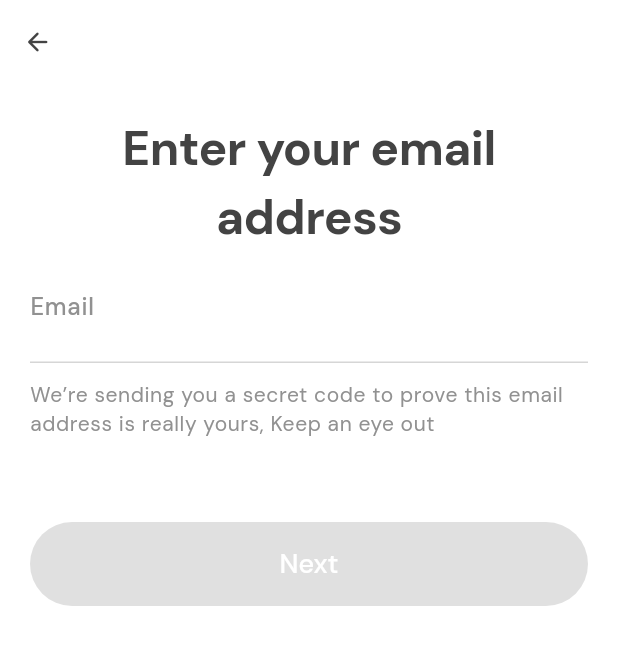
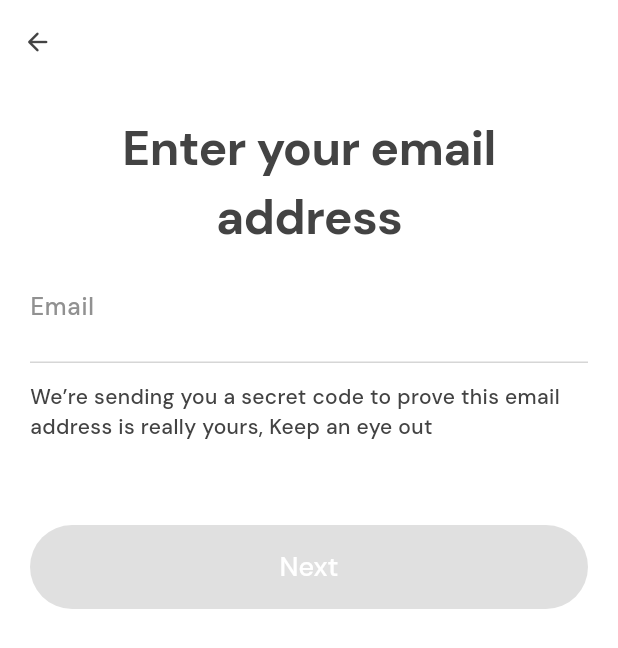
Before and after one commit to Holumeeday/kosmos, a Flutter app: the AuthProviderView screen opened directly, after a tap on "Sign up with Email", on a phone screen of 412 x 824 dp. Shown: the top 648 px of the screen. Run offline on Flutter 3.47's test engine with Material 3 defaults, Android fonts, the phone set to English and light mode, and no system bars; our stand-ins replace device_preview, flutter_svg, get_it, go_router, logger, pinput and 2 more; generated files the repository leaves out were written again; statements that could not run were skipped; project files that could hold a hidden picture were left out.

Commit message:
refactor: Migrated all page from using material text styles to app design system custom text style

```diff
--- a/lib/common_widgets/resend_otp_count_down.dart
+++ b/lib/common_widgets/resend_otp_count_down.dart
@@ -42,7 +42,7 @@ class ResendCountdown extends StatelessWidget {
           fText ?? context.loc.ifYouDidNotReceiveCodeRetry,
           style: context.appTextTheme.caption,
         ),
-        const HSpace(3),
+        const HSpace(8),
         !fCantResendOtp
             ? GestureDetector(
                 onTap: () {
--- a/lib/ui/auth_provider/auth_provider_view.dart
+++ b/lib/ui/auth_provider/auth_provider_view.dart
@@ -89,7 +89,7 @@ class _AppLogoWithText extends StatelessWidget {
         Text(
           context.loc.exploreFunActivitiesNearbyAfar,
           textAlign: TextAlign.center,
-          style: context.textTheme.bodyLarge?.copyWith(
+          style: context.appTextTheme.body?.copyWith(
             color: Colors.white,
           ),
         ),
@@ -176,8 +176,7 @@ class _AuthButton extends StatelessWidget {
             child: Text(
               fAuthText,
               overflow: TextOverflow.ellipsis,
-              style: context.textTheme.headlineLarge?.copyWith(
-                fontWeight: FontWeight.w400,
+              style: context.appTextTheme.buttonLarge?.copyWith(
                 color: Colors.black,
               ),
             ),
@@ -227,7 +226,7 @@ class _GradientContainerWithText extends StatelessWidget {
           text: fIsSignUp
               ? context.loc.alreadyHaveAnAccount
               : context.loc.dontHaveAnAccount,
-          style: context.textTheme.headlineLarge?.copyWith(
+          style: context.appTextTheme.buttonLarge?.copyWith(
             color: Colors.white,
           ),
           children: [
@@ -237,7 +236,7 @@ class _GradientContainerWithText extends StatelessWidget {
                 ..onTap = () {
                   context.push(AuthProviderView(fIsSignUp: !fIsSignUp));
                 },
-              style: context.textTheme.headlineLarge?.copyWith(
+              style: context.appTextTheme.buttonLarge?.copyWith(
                 color: Colors.white,
                 fontWeight: FontWeight.bold,
                 decoration: TextDecoration.underline,
@@ -260,14 +259,13 @@ class _TermsAndConditions extends StatelessWidget {
       textAlign: TextAlign.center,
       text: TextSpan(
         text: context.loc.iUnderstandTandC,
-        style: context.textTheme.bodyLarge?.copyWith(
+        style: context.appTextTheme.body?.copyWith(
           color: Colors.white,
         ),
         children: [
           TextSpan(
             text: context.loc.termsAndConditions.toLowerCase(),
-            style: context.textTheme.bodyLarge?.copyWith(
-              fontWeight: FontWeight.w600,
+            style: context.appTextTheme.body?.copyWith(
               color: Colors.white,
               decoration: TextDecoration.underline,
               decorationColor: Colors.white,
@@ -283,8 +281,7 @@ class _TermsAndConditions extends StatelessWidget {
           ),
           TextSpan(
             text: context.loc.privacyPolicy.toLowerCase(),
-            style: context.textTheme.bodyLarge?.copyWith(
-              fontWeight: FontWeight.w600,
+            style: context.appTextTheme.body?.copyWith(
               decoration: TextDecoration.underline,
               decorationColor: Colors.white,
               color: Colors.white,
--- a/lib/ui/onboarding/onboard_view_mobile.dart
+++ b/lib/ui/onboarding/onboard_view_mobile.dart
@@ -51,9 +51,7 @@ class OnboardMobileView extends StatelessWidget {
                 fChild: Text(
                   context.loc.setOnboardTitle(fPageModel.title),
                   textAlign: TextAlign.center,
-                  style: context.textTheme.displayLarge?.copyWith(
-                    color: context.colors.secondary,
-                  ),
+                  style: context.appTextTheme.header1,
                 ),
               ),
               const VSpace(8),
@@ -63,7 +61,7 @@ class OnboardMobileView extends StatelessWidget {
                 fChild: Text(
                   context.loc.setOnboardDetails(fPageModel.title),
                   textAlign: TextAlign.center,
-                  style: context.textTheme.headlineMedium,
+                  style: context.appTextTheme.body,
                 ),
               ),
             ],
--- a/lib/ui/onboarding/onboard_view_tablet.dart
+++ b/lib/ui/onboarding/onboard_view_tablet.dart
@@ -53,9 +53,7 @@ class OnboardTabletView extends StatelessWidget {
                   fChild: Text(
                     context.loc.setOnboardTitle(fPageModel.title),
                     textAlign: TextAlign.center,
-                    style: context.textTheme.displayLarge?.copyWith(
-                      color: context.colors.secondary,
-                    ),
+                    style: context.appTextTheme.header1,
                   ),
                 ),
                 const VSpace(5),
@@ -66,7 +64,7 @@ class OnboardTabletView extends StatelessWidget {
                     fChild: Text(
                       context.loc.setOnboardDetails(fPageModel.title),
                       textAlign: TextAlign.center,
-                      style: context.textTheme.titleMedium,
+                      style: context.appTextTheme.body,
                     ),
                   ),
                 ),
--- a/lib/ui/select_language/widgets/select_language_list.dart
+++ b/lib/ui/select_language/widgets/select_language_list.dart
@@ -68,7 +68,7 @@ class _SelectLanguageViewState extends State<_SelectLanguageView> {
             child: ExcludeSemantics(
               child: TextField(
                 controller: _fSearchController,
-                style: context.textTheme.headlineMedium,
+                style: context.appTextTheme.buttonLarge,
                 decoration: InputDecoration(
                   hintText: context.loc.searchLanguageHint,
                   contentPadding: const EdgeInsets.symmetric(
@@ -129,12 +129,12 @@ class _SelectLanguageViewState extends State<_SelectLanguageView> {
                           Text.rich(
                             TextSpan(
                               text: fLanguageModel.languageName,
-                              style: context.textTheme.headlineMedium,
+                              style: context.appTextTheme.buttonLarge,
                               children: [
                                 // Language name
                                 TextSpan(
                                   text: ' (${fLanguageModel.countryName})  ',
-                                  style: context.textTheme.headlineMedium
+                                  style: context.appTextTheme.buttonLarge
                                       ?.copyWith(
                                     color: context.colors.tertiary,
                                   ),
--- a/lib/ui/signup_with_email/sign_up_with_email_view.dart
+++ b/lib/ui/signup_with_email/sign_up_with_email_view.dart
@@ -79,10 +79,7 @@ class _SignUpWithEmailViewState extends State<SignUpWithEmailView> {
               // OTP sent text label
               Text(
                 context.loc.weAreSendingYouASecretCodeToVerifyEmail,
-                style: context.textTheme.bodySmall?.copyWith(
-                  color: context.appColors.darkGreyColor,
-                  fontSize: 14,
-                ),
+                style: context.appTextTheme.caption,
               ),
               const VSpace(56),
 
@@ -92,9 +89,7 @@ class _SignUpWithEmailViewState extends State<SignUpWithEmailView> {
                 fOnPressed: () {
                   context.push(const EmailOtpVerificationView());
                 },
-                fChild: Text(
-                  context.loc.nextText,
-                ),
+                fChild: Text(context.loc.nextText),
               )
             ],
           ),
```
Also changed, not shown: lib/main.dart (+0 -7 lines), lib/ui/onboarding/onboard_view.dart (+3 -6 lines), lib/ui/select_language/select_language_view.dart (+3 -16 lines).
